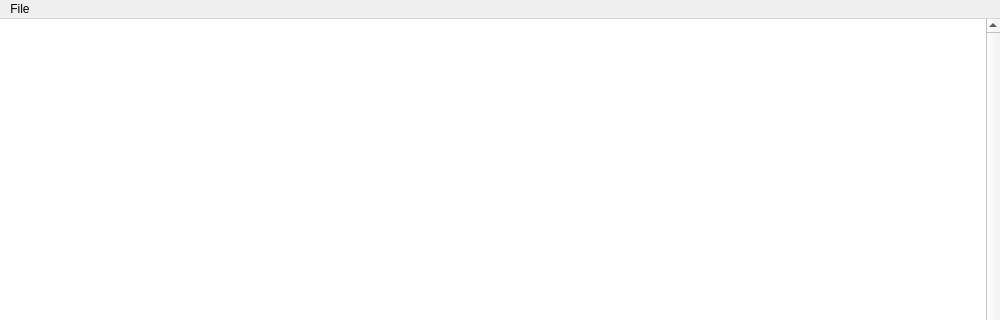
The window that text_editor/forms/mainwindow.ui (cppVolodya/text_editor) describes before a commit, drawn with Qt 5; both pictures show x 0 to 1000 and y 0 to 320 of the 1000 by 500 pixel window.
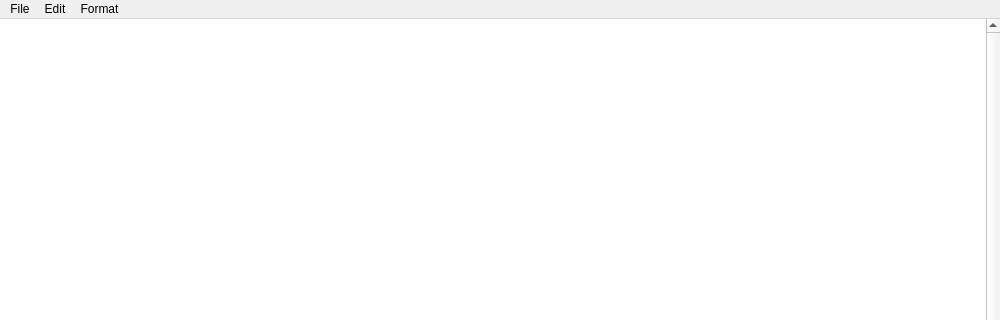
The same window after the commit. Icons and pictures are not drawn.

Commit message: added to menu bar: menu_edit, menu_format

The edit to the form file:
```diff
--- a/text_editor/forms/mainwindow.ui
+++ b/text_editor/forms/mainwindow.ui
@@ -74,7 +74,27 @@
     <addaction name="separator"/>
     <addaction name="action_exit"/>
    </widget>
+   <widget class="QMenu" name="menu_edit">
+    <property name="title">
+     <string>Edit</string>
+    </property>
+    <addaction name="action_undo"/>
+    <addaction name="separator"/>
+    <addaction name="action_cut"/>
+    <addaction name="action_copy"/>
+    <addaction name="action_paste"/>
+    <addaction name="action_delete"/>
+   </widget>
+   <widget class="QMenu" name="menu_format">
+    <property name="title">
+     <string>Format</string>
+    </property>
+    <addaction name="action_font"/>
+    <addaction name="action_syntax_highlighting"/>
+   </widget>
    <addaction name="menu_file"/>
+   <addaction name="menu_edit"/>
+   <addaction name="menu_format"/>
   </widget>
   <action name="action_open">
    <property name="text">
```
Left out of the diff: 43 changed lines with no effect on the pictures. The commit also changes 2 other files.
